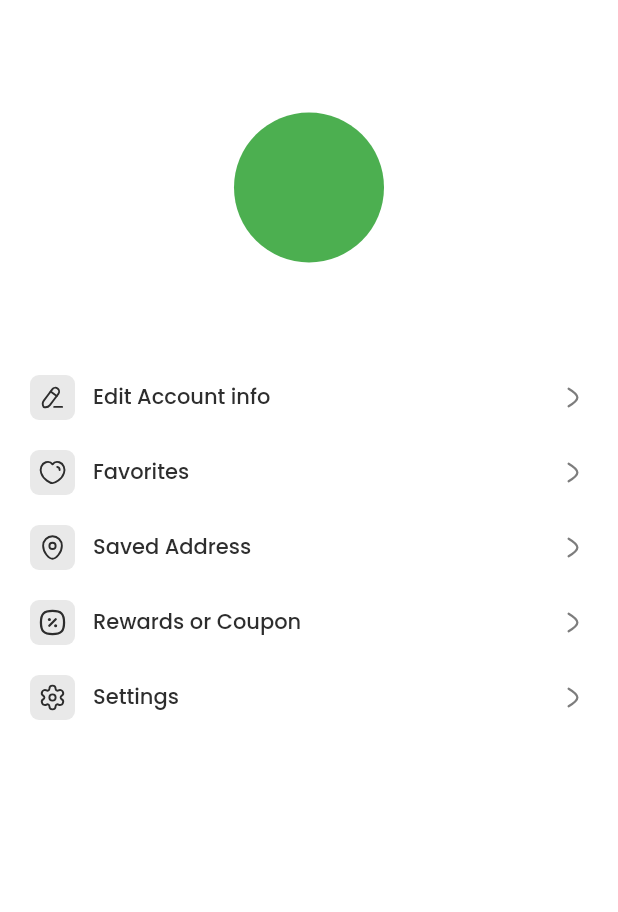
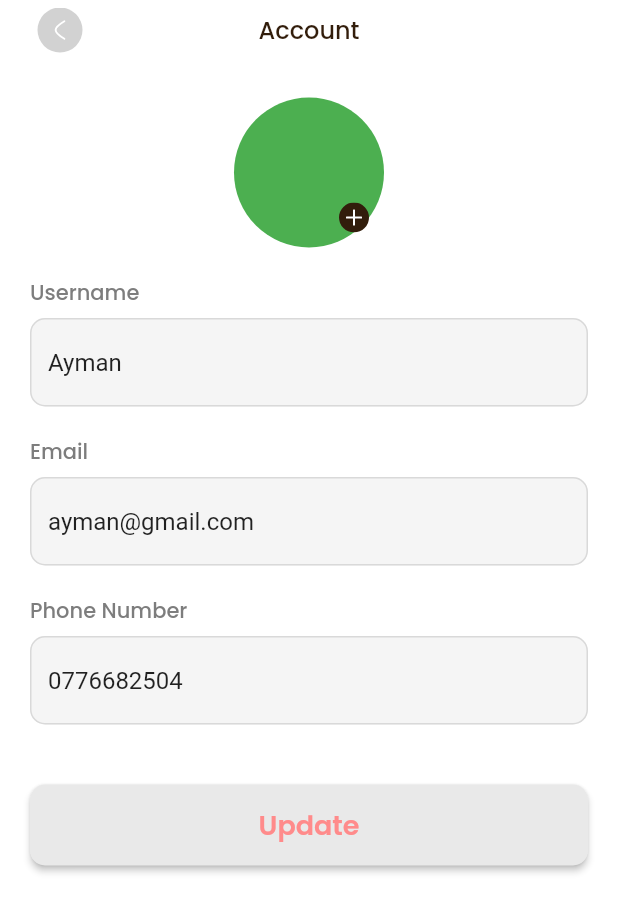
Before and after one commit to aymanattieh77/coffee_now, a Flutter app: the ProfilePage screen opened directly, after a tap on "Edit Account info", on a phone screen of 412 x 824 dp. Shown: the top 912 px of the screen. Run offline on Flutter 3.47's test engine with Material 2 defaults, Android fonts, the phone set to English and light mode, and no system bars; our stand-ins replace dartz, easy_localization, equatable, firebase_auth, firebase_core, flutter_bloc and 9 more; missing offline and left inert: dart:ffi; accounts and stored records are empty.

Commit message:
create account page

```diff
--- a/lib/config/routes/routes.dart
+++ b/lib/config/routes/routes.dart
@@ -1,6 +1,7 @@
 import 'package:coffee_now/features/cart/presentaion/screens/cart_screen.dart';
 import 'package:coffee_now/features/favourite/presentaion/screens/favourite_screen.dart';
 import 'package:coffee_now/features/home/presentation/controllers/navigation/navigation_cubit.dart';
+import 'package:coffee_now/features/profile/presentaion/screens/account_page.dart';
 import 'package:coffee_now/features/settings/presentaion/screens/setting_screen.dart';
 import 'package:flutter/material.dart';
 import 'package:flutter_bloc/flutter_bloc.dart';
@@ -28,6 +29,7 @@ abstract class Routes {
   static const setting = '/setting';
   static const favourites = '/favourites';
   static const cart = '/cart';
+  static const account = '/account';
 }
 
 abstract class RouterGenerator {
@@ -49,6 +51,8 @@ abstract class RouterGenerator {
         return AppRouter.screen(_favourite());
       case Routes.cart:
         return AppRouter.screen(_cart());
+      case Routes.account:
+        return AppRouter.screen(_account());
 
       default:
         return AppRouter.onUnknownScreen();
@@ -93,6 +97,10 @@ abstract class RouterGenerator {
   static _cart() {
     return const CartScreen();
   }
+
+  static _account() {
+    return const AccountPage();
+  }
 }
 
 otpVertificationScreen(String phone) {
--- a/lib/core/resources/assets.dart
+++ b/lib/core/resources/assets.dart
@@ -45,6 +45,7 @@ abstract class AssetsIconPath {
   static const String star = "${iconPath}star.svg";
   static const String timeCircle = "${iconPath}time_circle.svg";
   static const String clear = "${iconPath}clear.svg";
+  static const String addCircle = "${iconPath}add_circle.svg";
 }
 
 abstract class ImageAssetsPath {
--- /dev/null
+++ b/lib/features/profile/presentaion/screens/account_page.dart
@@ -0,0 +1,74 @@
+import 'package:coffee_now/core/components/widgets/widgets.dart';
+import 'package:flutter/material.dart';
+
+import 'package:coffee_now/core/components/widgets/custom_appbar.dart';
+import 'package:coffee_now/core/components/widgets/custom_text_field.dart';
+import 'package:coffee_now/core/resources/resources.dart';
+import 'package:coffee_now/features/profile/presentaion/widgets/profile_picture.dart';
+
+class AccountPage extends StatefulWidget {
+  const AccountPage({super.key});
+
+  @override
+  State<AccountPage> createState() => _AccountPageState();
+}
+
+class _AccountPageState extends State<AccountPage> {
+  final emailController = TextEditingController();
+  final usernameController = TextEditingController();
+  final phoneController = TextEditingController();
+
+  @override
+  void initState() {
+    super.initState();
+
+    usernameController.text = "Ayman";
+    emailController.text = "ayman@gmail.com";
+    phoneController.text = "0776682504";
+  }
+
+  @override
+  Widget build(BuildContext context) {
+    return Scaffold(
+      appBar: const CustomAppBar(title: AppStrings.account),
+      body: SingleChildScrollView(
+        child: Padding(
+          padding: const EdgeInsets.symmetric(horizontal: AppPadding.p20),
+          child: Form(
+            child: Column(
+              children: [
+                const SizedBox(height: AppSize.s25),
+                const ProfilePicture(),
+                const SizedBox(height: AppSize.s20),
+                CustomTextField(
+                  controller: usernameController,
+                  hint: "",
+                  label: AppStrings.username,
+                ),
+                const SizedBox(height: AppSize.s20),
+                CustomTextField(
+                  controller: emailController,
+                  hint: "",
+                  label: AppStrings.email,
+                ),
+                const SizedBox(height: AppSize.s20),
+                CustomTextField(
+                  controller: phoneController,
+                  hint: "",
+                  label: AppStrings.phoneNumber,
+                ),
+                const SizedBox(height: AppSize.s40),
+                CustomElevatedButton(
+                  color: AppColor.whiteE9,
+                  textColor: AppColor.red,
+                  text: AppStrings.update,
+                  onPressed: () {}, //Todo Update account info
+                ),
+              ],
+            ),
+          ),
+        ),
+      ),
+    );
+  }
+}
--- a/lib/features/profile/presentaion/screens/profile_page.dart
+++ b/lib/features/profile/presentaion/screens/profile_page.dart
@@ -28,7 +28,7 @@ class ProfilePage extends StatelessWidget {
             label: AppStrings.editAccountInfo,
             svgPath: AssetsIconPath.edit,
             onTap: () {
-              //TODO go edit account screen
+              AppRouter.pushNamed(context, routeName: Routes.account);
             },
           ),
           const SizedBox(height: AppSize.s20),
--- /dev/null
+++ b/lib/features/profile/presentaion/widgets/profile_picture.dart
@@ -0,0 +1,39 @@
+import 'package:flutter/material.dart';
+import 'package:flutter_svg/flutter_svg.dart';
+
+import 'package:coffee_now/core/components/widgets/widgets.dart';
+import 'package:coffee_now/core/functions/functions.dart';
+import 'package:coffee_now/core/resources/resources.dart';
+
+class ProfilePicture extends StatelessWidget {
+  const ProfilePicture({
+    super.key,
+  });
+
+  @override
+  Widget build(BuildContext context) {
+    return InkWell(
+      onTap: () {
+        showCustomBottomSheet(context, const CustomBottomSheet());
+      },
+      child: Stack(
+        alignment: AlignmentDirectional.bottomEnd,
+        children: [
+          const CircleAvatar(
+            //TODO profile picture
+            backgroundColor: Colors.green,
+            radius: 50,
+          ),
+          Padding(
+            padding: const EdgeInsets.all(AppPadding.p10),
+            child: SvgPicture.asset(
+              AssetsIconPath.addCircle,
+              height: AppSize.s20,
+              width: AppSize.s20,
+            ),
+          ),
+        ],
+      ),
+    );
+  }
+}
```
Also changed, not shown: assets/icons/add_circle.svg (added).
